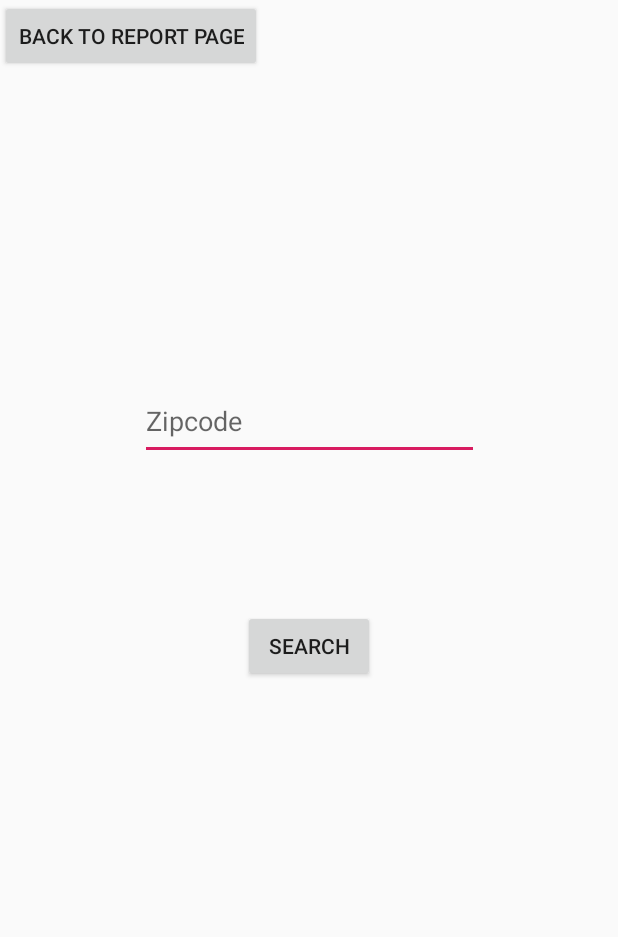
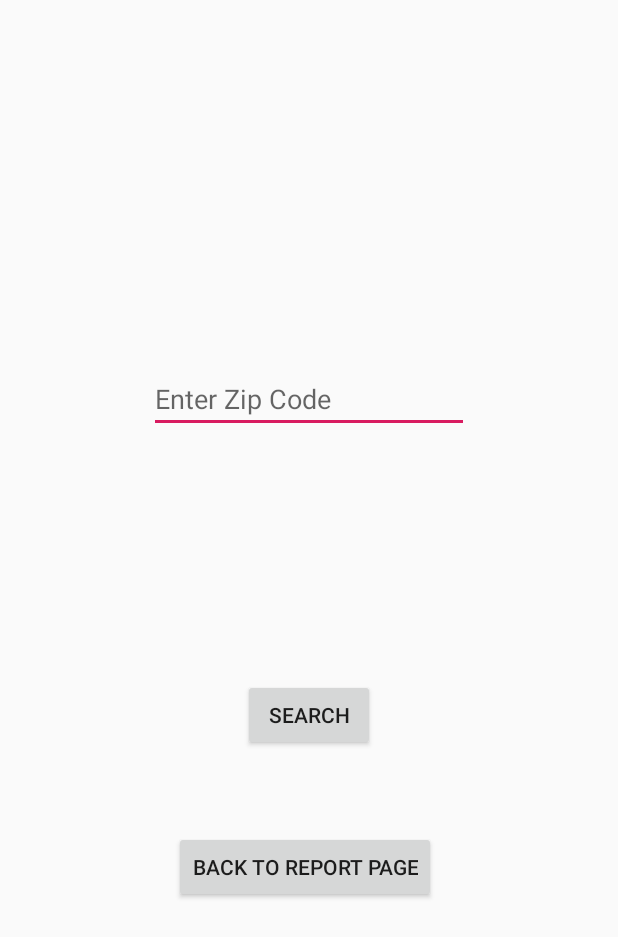
Before and after one commit to Mariatusan/TO626HWK4, an Android app: the layout searchbird.xml on its own in the app's theme, with its tools: preview values and no code run, on a phone screen of 412 x 824 dp. Shown: the top 937 px of the screen. Run offline under Robolectric (Android 15) with nearby library versions, the phone set to English and light mode, and no system bars.

Commit message:
Mariatu's Code for HW4

```diff
--- a/src/main/res/layout/activity_main.xml
+++ b/src/main/res/layout/activity_main.xml
@@ -85,8 +85,8 @@
         android:layout_width="wrap_content"
         android:layout_height="wrap_content"
         android:text="Back to Search Page"
-        tools:layout_editor_absoluteX="151dp"
-        tools:layout_editor_absoluteY="492dp" />
+        tools:layout_editor_absoluteX="101dp"
+        tools:layout_editor_absoluteY="485dp" />
 
 
 </androidx.constraintlayout.widget.ConstraintLayout>
--- a/src/main/res/layout/searchbird.xml
+++ b/src/main/res/layout/searchbird.xml
@@ -9,45 +9,54 @@
         android:layout_width="match_parent"
         android:layout_height="match_parent">
 
-        <EditText
-            android:id="@+id/editTextzipcode"
-            android:layout_width="226dp"
-            android:layout_height="51dp"
-            android:layout_marginStart="99dp"
-            android:layout_marginLeft="99dp"
-            android:layout_marginTop="255dp"
-            android:layout_marginEnd="99dp"
-            android:layout_marginRight="99dp"
-            android:ems="10"
-            android:hint="Zipcode"
-            android:inputType="textPersonName"
-            app:layout_constraintEnd_toEndOf="parent"
-            app:layout_constraintStart_toStartOf="parent"
-            app:layout_constraintTop_toTopOf="parent" />
-
         <Button
             android:id="@+id/buttonsearch"
             android:layout_width="wrap_content"
             android:layout_height="wrap_content"
             android:layout_marginStart="161dp"
             android:layout_marginLeft="161dp"
-            android:layout_marginTop="54dp"
             android:layout_marginEnd="162dp"
             android:layout_marginRight="162dp"
             android:layout_marginBottom="323dp"
             android:text="@android:string/search_go"
             app:layout_constraintBottom_toBottomOf="parent"
             app:layout_constraintEnd_toEndOf="parent"
-            app:layout_constraintStart_toStartOf="parent"
-            app:layout_constraintTop_toBottomOf="@+id/editTextzipcode" />
+            app:layout_constraintStart_toStartOf="parent" />
 
         <Button
             android:id="@+id/buttonReportPage"
             android:layout_width="wrap_content"
             android:layout_height="wrap_content"
+            android:layout_marginStart="116dp"
+            android:layout_marginLeft="116dp"
+            android:layout_marginTop="53dp"
             android:text="Back to Report Page"
-            tools:layout_editor_absoluteX="116dp"
-            tools:layout_editor_absoluteY="461dp" />
+            app:layout_constraintStart_toStartOf="parent"
+            app:layout_constraintTop_toBottomOf="@+id/buttonsearch" />
+
+        <EditText
+            android:id="@+id/editTextSearchZipCode"
+            android:layout_width="wrap_content"
+            android:layout_height="wrap_content"
+            android:layout_marginStart="99dp"
+            android:layout_marginLeft="99dp"
+            android:layout_marginTop="243dp"
+            android:ems="10"
+            android:hint="Enter Zip Code"
+            android:inputType="textPersonName"
+            app:layout_constraintStart_toStartOf="parent"
+            app:layout_constraintTop_toTopOf="parent" />
+
+        <TextView
+            android:id="@+id/textViewFoundName"
+            android:layout_width="wrap_content"
+            android:layout_height="wrap_content"
+            android:layout_marginStart="204dp"
+            android:layout_marginLeft="204dp"
+            android:layout_marginTop="28dp"
+            android:textSize="24sp"
+            app:layout_constraintStart_toStartOf="parent"
+            app:layout_constraintTop_toBottomOf="@+id/editTextSearchZipCode" />
 
     </androidx.constraintlayout.widget.ConstraintLayout>
 </LinearLayout>
```
Also changed, not shown: src/main/java/com/example/to626hwk4/Bird.java (added, +17 -0 lines), src/main/java/com/example/to626hwk4/MainActivity.java (+17 -27 lines), src/main/java/com/example/to626hwk4/SearchBird.java (+61 -15 lines).
